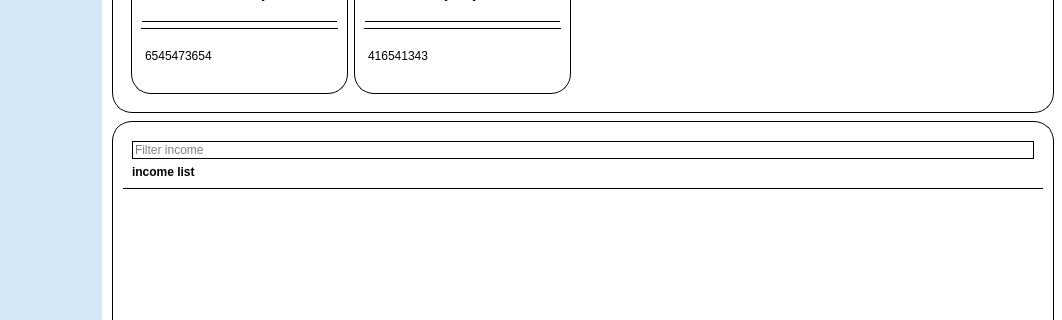
Above: moneyapp/ui/raw/Mono.ui from nemo984/money-app before the change; both pictures show x 218 to 1280 and y 265 to 585 of the 1280 by 720 pixel window. Below: the same form after it.
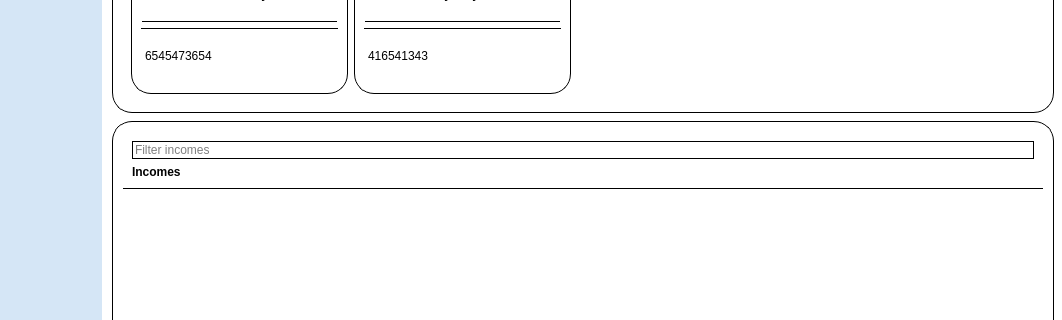
That is the form after the change. The open tabs and pages were chosen to show the change. Icons and pictures are not drawn.

```diff
--- a/moneyapp/ui/raw/Mono.ui
+++ b/moneyapp/ui/raw/Mono.ui
@@ -1243,7 +1243,7 @@
                   <string notr="true">border: 1px solid black;</string>
                  </property>
                  <property name="placeholderText">
-                  <string>Filter income</string>
+                  <string>Filter incomes</string>
                  </property>
                 </widget>
                </item>
@@ -1256,7 +1256,7 @@
                   </font>
                  </property>
                  <property name="text">
-                  <string>income list</string>
+                  <string>Incomes</string>
                  </property>
                 </widget>
                </item>
```
Left out of the diff: 6 changed lines with no effect on the pictures.
